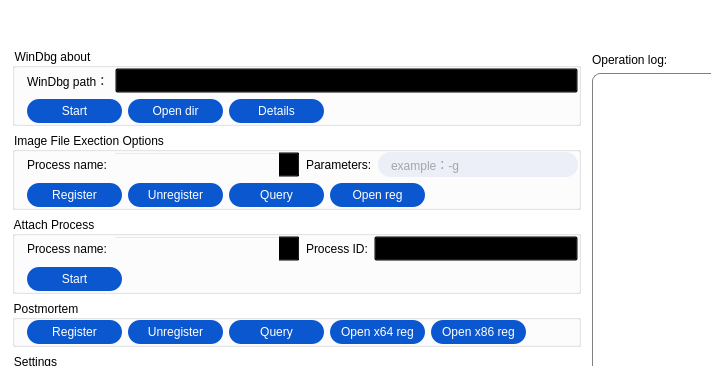
This is WindbgIFEO/WindbgIFEO.ui in MingYueRuYa/worktools as Qt 5 draws it before an edit; both pictures show x 0 to 711 and y 0 to 366 of the 1167 by 644 pixel window. The edited form follows.
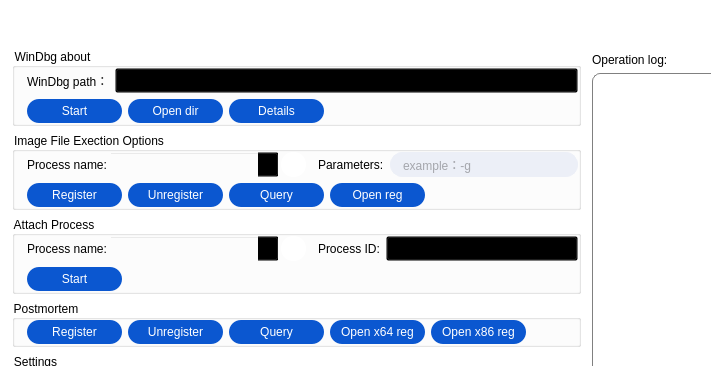
This is the edited form. Icons and pictures are not drawn. Custom widgets are drawn as their Qt base class.

The edit to the form file:
```diff
--- a/WindbgIFEO/WindbgIFEO.ui
+++ b/WindbgIFEO/WindbgIFEO.ui
@@ -447,8 +447,14 @@
                </property>
                <item>
                 <layout class="QHBoxLayout" name="horizontalLayout_14">
+                 <property name="spacing">
+                  <number>12</number>
+                 </property>
                  <item>
                   <layout class="QHBoxLayout" name="horizontalLayout">
+                   <property name="spacing">
+                    <number>2</number>
+                   </property>
                    <item>
                     <widget class="QLabel" name="label_2">
                      <property name="text">
@@ -466,10 +472,16 @@
                      </property>
                      <property name="minimumSize">
                       <size>
-                       <width>0</width>
+                       <width>170</width>
                        <height>25</height>
                       </size>
                      </property>
+                     <property name="maximumSize">
+                      <size>
+                       <width>170</width>
+                       <height>16777215</height>
+                      </size>
+                     </property>
                      <property name="editable">
                       <bool>true</bool>
                      </property>
@@ -481,6 +493,47 @@
                      </property>
                     </widget>
                    </item>
+                   <item>
+                    <widget class="QPushButton" name="btn_refresh">
+                     <property name="minimumSize">
+                      <size>
+                       <width>25</width>
+                       <height>25</height>
+                      </size>
+                     </property>
+                     <property name="maximumSize">
+                      <size>
+                       <width>25</width>
+                       <height>25</height>
+                      </size>
+                     </property>
+                     <property name="styleSheet">
+                      <string notr="true">QPushButton {
+border:None;
+background-color:#FFFFFF;
+qproperty-icon: url(:/WindbgConfig/images/def_100_precent/refresh.png) center;
+border-radius:12px;
+} 
+
+QPushButton:hover {
+border:None;
+qproperty-icon: url(:/WindbgConfig/images/def_100_precent/refresh.png) center;
+background-color:#d2d4d9;
+border-radius:12px;
+}
+
+QPushButton:pressed {
+border:None;
+qproperty-icon: url(:/WindbgConfig/images/def_100_precent/refresh.png) center;
+background-color:#d8dbdf;
+border-radius:12px;
+}</string>
+                     </property>
+                     <property name="text">
+                      <string/>
+                     </property>
+                    </widget>
+                   </item>
                   </layout>
                  </item>
                  <item>
@@ -724,8 +777,14 @@
                </property>
                <item>
                 <layout class="QHBoxLayout" name="horizontalLayout_12">
+                 <property name="spacing">
+                  <number>12</number>
+                 </property>
                  <item>
                   <layout class="QHBoxLayout" name="horizontalLayout_8">
+                   <property name="spacing">
+                    <number>2</number>
+                   </property>
                    <item>
                     <widget class="QLabel" name="label_7">
                      <property name="text">
@@ -743,10 +802,16 @@
                      </property>
                      <property name="minimumSize">
                       <size>
-                       <width>0</width>
+                       <width>170</width>
                        <height>25</height>
                       </size>
                      </property>
+                     <property name="maximumSize">
+                      <size>
+                       <width>170</width>
+                       <height>16777215</height>
+                      </size>
+                     </property>
                      <property name="editable">
                       <bool>true</bool>
                      </property>
@@ -758,6 +823,47 @@
                      </property>
                     </widget>
                    </item>
+                   <item>
+                    <widget class="QPushButton" name="btn_refresh_2">
+                     <property name="minimumSize">
+                      <size>
+                       <width>25</width>
+                       <height>25</height>
+                      </size>
+                     </property>
+                     <property name="maximumSize">
+                      <size>
+                       <width>25</width>
+                       <height>25</height>
+                      </size>
+                     </property>
+                     <property name="styleSheet">
+                      <string notr="true">QPushButton {
+border:None;
+background-color:#FFFFFF;
+qproperty-icon: url(:/WindbgConfig/images/def_100_precent/refresh.png) center;
+border-radius:12px;
+} 
+
+QPushButton:hover {
+border:None;
+qproperty-icon: url(:/WindbgConfig/images/def_100_precent/refresh.png) center;
+background-color:#d2d4d9;
+border-radius:12px;
+}
+
+QPushButton:pressed {
+border:None;
+qproperty-icon: url(:/WindbgConfig/images/def_100_precent/refresh.png) center;
+background-color:#d8dbdf;
+border-radius:12px;
+}</string>
+                     </property>
+                     <property name="text">
+                      <string/>
+                     </property>
+                    </widget>
+                   </item>
                   </layout>
                  </item>
                  <item>
```
Left out of the diff: 7 changed lines with no effect on the pictures.
